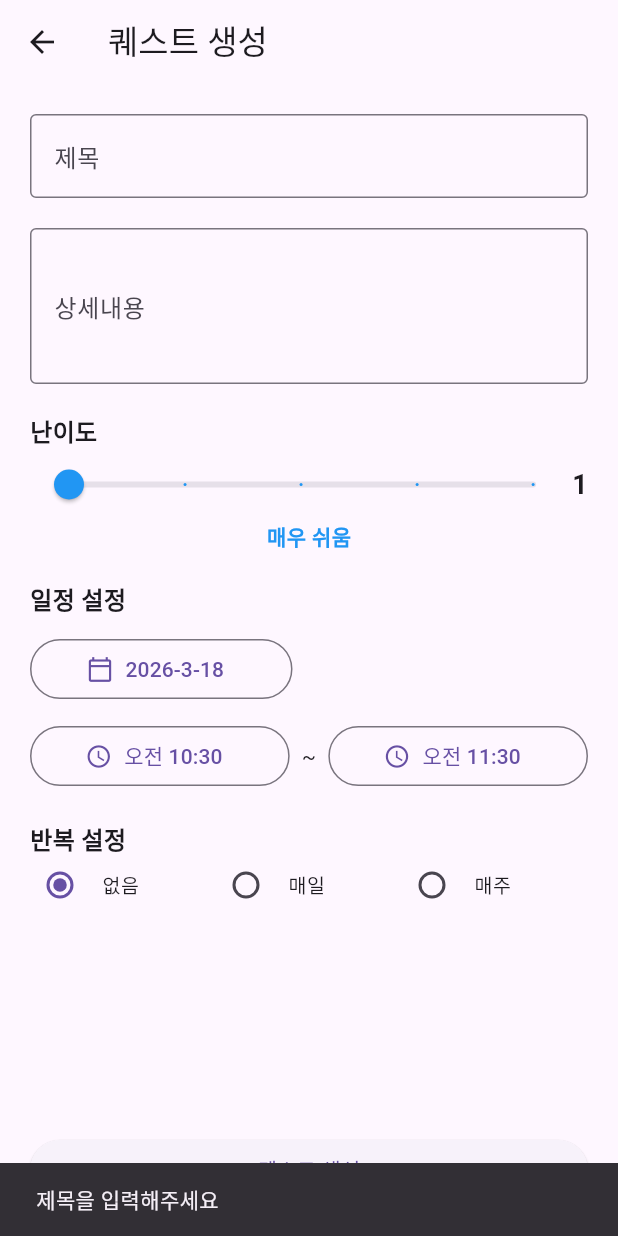
After one commit to AndOne1shot/andone, a Flutter app: the TodoCreatePageView screen opened directly, after a tap on "퀘스트 생성", on a phone screen of 412 x 824 dp. The commit adds this screen. Run offline on Flutter 3.47's test engine with Material 3 defaults, Android fonts, the phone set to English and light mode, and no system bars; our stand-ins replace cloud_firestore, firebase_core, flutter_riverpod; accounts and stored records are empty; generated files the repository leaves out were written again.

Commit message:
신규 todo 만드는 버튼 화면 추가 / todo-list에 시작까지 남은 시간 계획된 시간 표시

```diff
--- /dev/null
+++ b/lib/todo_create_page/todo_create_page_view.dart
@@ -0,0 +1,155 @@
+import 'package:andone/todo_create_page/todo_create_page_view_model.dart';
+import 'package:flutter/material.dart';
+import 'package:flutter_riverpod/flutter_riverpod.dart';
+import 'package:andone/todo_detail_page/difficulty_slider.dart';
+import 'package:andone/todo_detail_page/schedule_selector.dart';
+import 'package:andone/todo_detail_page/repeat_selector.dart';
+
+class TodoCreatePageView extends ConsumerStatefulWidget {
+  const TodoCreatePageView({super.key});
+
+  @override
+  ConsumerState<TodoCreatePageView> createState() => _TodoCreatePageViewState();
+}
+
+class _TodoCreatePageViewState extends ConsumerState<TodoCreatePageView> {
+  late TextEditingController _titleController;
+  late TextEditingController _contentController;
+  double _difficulty = 1;
+
+  late DateTime _startDateTime;
+  late DateTime _endDateTime;
+
+  late RepeatType _repeat;
+
+  @override
+  void initState() {
+    super.initState();
+
+    _titleController = TextEditingController();
+    _contentController = TextEditingController();
+
+    _startDateTime = DateTime.now();
+    _endDateTime = DateTime.now().add(const Duration(hours: 1));
+    _repeat = RepeatType.none;
+  }
+
+  @override
+  void dispose() {
+    _titleController.dispose();
+    _contentController.dispose();
+    super.dispose();
+  }
+
+  @override
+  Widget build(BuildContext context) {
+    final viewModel = ref.read(todoCreateViewModelProvider);
+
+    return Scaffold(
+      appBar: AppBar(title: const Text("퀘스트 생성")),
+      body: Padding(
+        padding: const EdgeInsets.all(20),
+        child: Column(
+          children: [
+            // 제목
+            TextField(
+              controller: _titleController,
+              decoration: const InputDecoration(
+                labelText: "제목",
+                border: OutlineInputBorder(),
+              ),
+            ),
+
+            const SizedBox(height: 20),
+
+            // 내용
+            TextField(
+              controller: _contentController,
+              maxLines: 3,
+              decoration: const InputDecoration(
+                labelText: "상세내용",
+                border: OutlineInputBorder(),
+              ),
+            ),
+
+            const SizedBox(height: 20),
+
+            // 난이도
+            DifficultySlider(
+              difficulty: _difficulty,
+              onChanged: (v) {
+                setState(() {
+                  _difficulty = v;
+                });
+              },
+            ),
+
+            const SizedBox(height: 20),
+
+            // 일정
+            ScheduleSelector(
+              initialStartTime: _startDateTime,
+              initialEndTime: _endDateTime,
+              onChanged: (start, end) {
+                _startDateTime = start;
+                _endDateTime = end;
+              },
+            ),
+
+            const SizedBox(height: 20),
+
+            // 반복
+            RepeatSelector(
+              value: _repeat,
+              onChanged: (v) {
+                setState(() {
+                  _repeat = v;
+                });
+              },
+            ),
+
+            const Spacer(),
+
+            // 생성 버튼
+            SizedBox(
+              width: double.infinity,
+              child: ElevatedButton(
+                onPressed: () async {
+                  if (_titleController.text.trim().isEmpty) {
+                    ScaffoldMessenger.of(
+                      context,
+                    ).showSnackBar(const SnackBar(content: Text("제목을 입력해주세요")));
+                    return;
+                  }
+
+                  if (_endDateTime.isBefore(_startDateTime)) {
+                    ScaffoldMessenger.of(context).showSnackBar(
+                      const SnackBar(
+                        content: Text("종료 시간이 시작 시간보다 빠를 수 없습니다."),
+                      ),
+                    );
+                    return;
+                  }
+
+                  await viewModel.createTodo(
+                    title: _titleController.text,
+                    content: _contentController.text,
+                    difficulty: _difficulty.round(),
+                    startTime: _startDateTime,
+                    endTime: _endDateTime,
+                    repeat: _repeat.index,
+                  );
+
+                  if (context.mounted) {
+                    Navigator.pop(context);
+                  }
+                },
+                child: const Text("퀘스트 생성"),
+              ),
+            ),
+          ],
+        ),
+      ),
+    );
+  }
+}
--- a/lib/todo_detail_page/repeat_selector.dart
+++ b/lib/todo_detail_page/repeat_selector.dart
@@ -31,6 +31,10 @@ class RepeatSelector extends StatelessWidget {
                 onChanged: (v) => onChanged(v!),
                 dense: true,
                 contentPadding: EdgeInsets.zero,
+                visualDensity: const VisualDensity(
+                  horizontal: -4,
+                  vertical: -4,
+                ),
               ),
             ),
             Expanded(
@@ -41,6 +45,10 @@ class RepeatSelector extends StatelessWidget {
                 onChanged: (v) => onChanged(v!),
                 dense: true,
                 contentPadding: EdgeInsets.zero,
+                visualDensity: const VisualDensity(
+                  horizontal: -4,
+                  vertical: -4,
+                ),
               ),
             ),
             Expanded(
@@ -51,6 +59,10 @@ class RepeatSelector extends StatelessWidget {
                 onChanged: (v) => onChanged(v!),
                 dense: true,
                 contentPadding: EdgeInsets.zero,
+                visualDensity: const VisualDensity(
+                  horizontal: -4,
+                  vertical: -4,
+                ),
               ),
             ),
           ],
```
Also changed, not shown: lib/main_page/main_page_view.dart (+80 -22 lines), lib/todo_create_page/todo_create_page_view_model.dart (added, +34 -0 lines).
